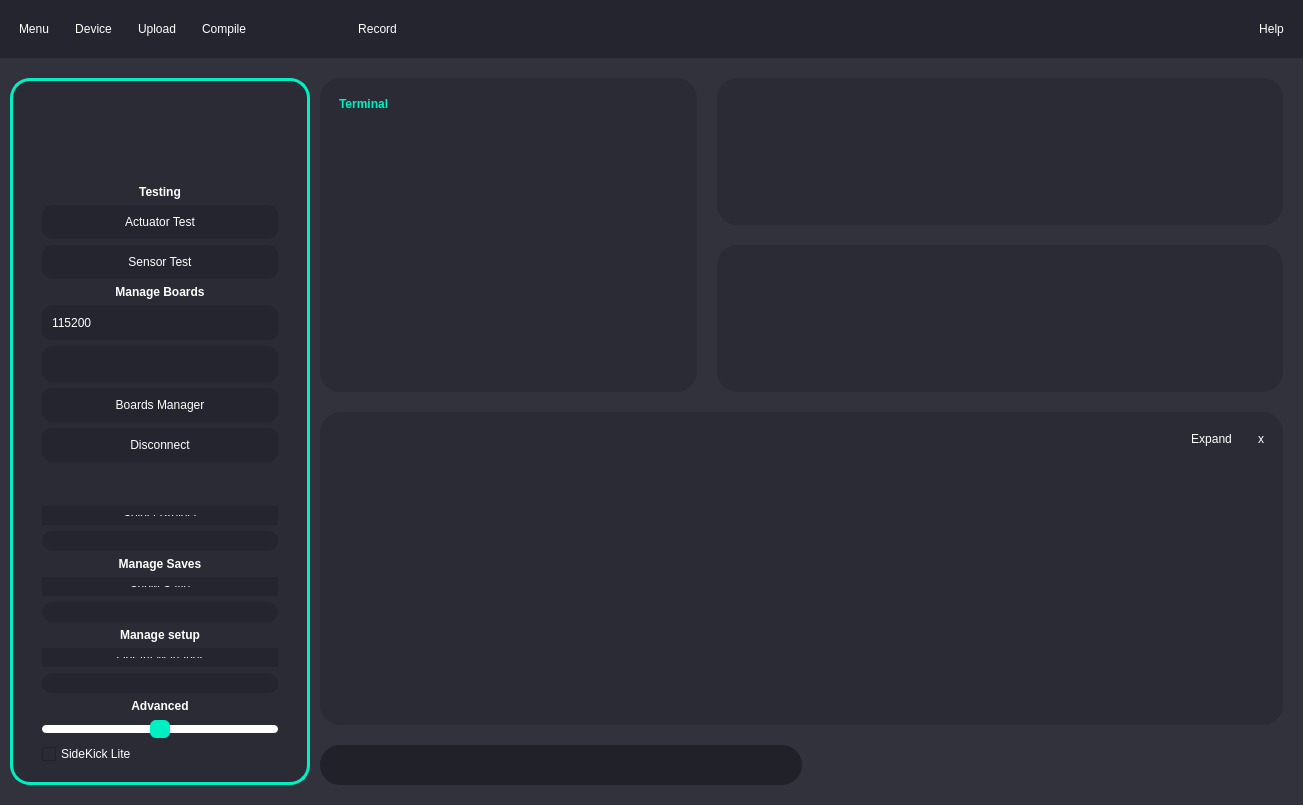
Above: Ui/GraphingUi.ui from OrionAerospaceYT/SideKick before the change. Below: the same form after it.
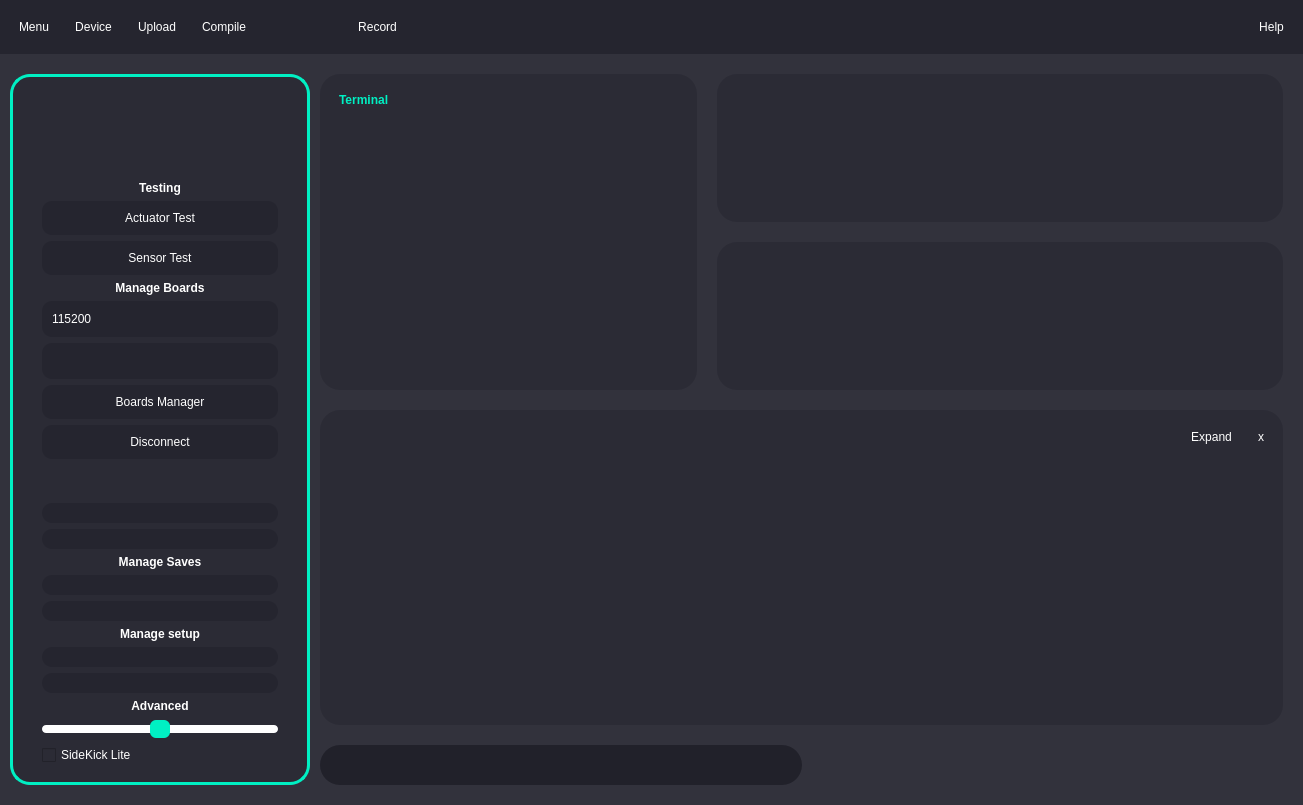
That is the form after the change. Icons and pictures are not drawn.

The edit to the form file:
```diff
--- a/Ui/GraphingUi.ui
+++ b/Ui/GraphingUi.ui
@@ -72,7 +72,6 @@
   background-color: #252535;
   border: none;
   border-radius: 10px;
-  height: 20px;
 }
 QComboBox:pressed {
   background-color: #000;
@@ -80,15 +79,6 @@
 QComboBox:hover:!pressed{
   background-color: #151525;
 }
-QComboBox:editable {
-  background: #252535;
-}
-  QComboBox:!editable,
-  QComboBox::drop-down:editable,
-  QComboBox:!editable:on,
-  QComboBox::drop-down:editable:on {
-  background: #252535;
-}
 QComboBox::drop-down {
   subcontrol-origin: padding;
   subcontrol-position: top right;
@@ -98,16 +88,19 @@
 QComboBox::down-arrow {
   image: url(Ui/D_Arrow.png);
   image-position: right;
-  padding-right: 50px;
+  padding-right: 70px;
   width: 50px;
   height: 20px;
 }
 QComboBox QAbstractItemView {
   background: #252535;
-  border: none;
-  color: #00f0c3;
+  border: 2px solid #00f0c3;
+  border-radius: 6px;
+  color: #ffffff;
+  selection-color:#00f0c3;
+  selection-background-color:#252535;
+  outline: 0px;
 }
-
 /*Line Edit Styling*/
 QLineEdit {
   padding: 10px 10px;
@@ -990,7 +983,7 @@
          <bool>true</bool>
         </property>
         <property name="sizePolicy">
-         <sizepolicy hsizetype="Minimum" vsizetype="Ignored">
+         <sizepolicy hsizetype="Ignored" vsizetype="Ignored">
           <horstretch>0</horstretch>
           <verstretch>0</verstretch>
          </sizepolicy>
```
Left out of the diff: 14 changed lines with no effect on the pictures.
